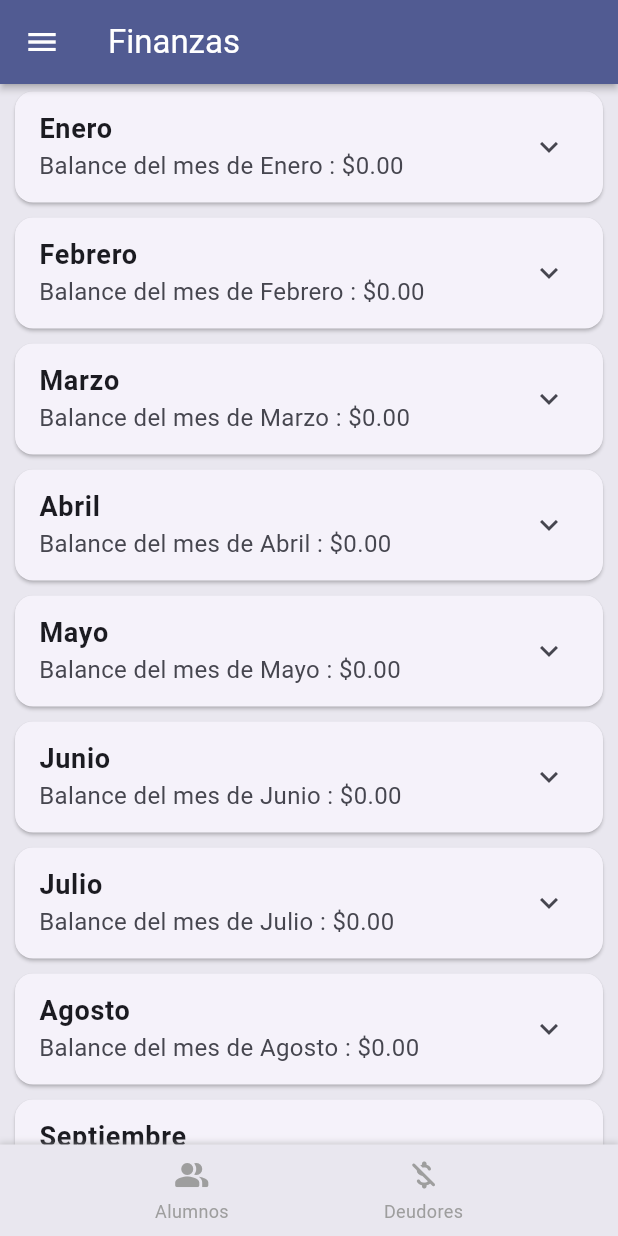
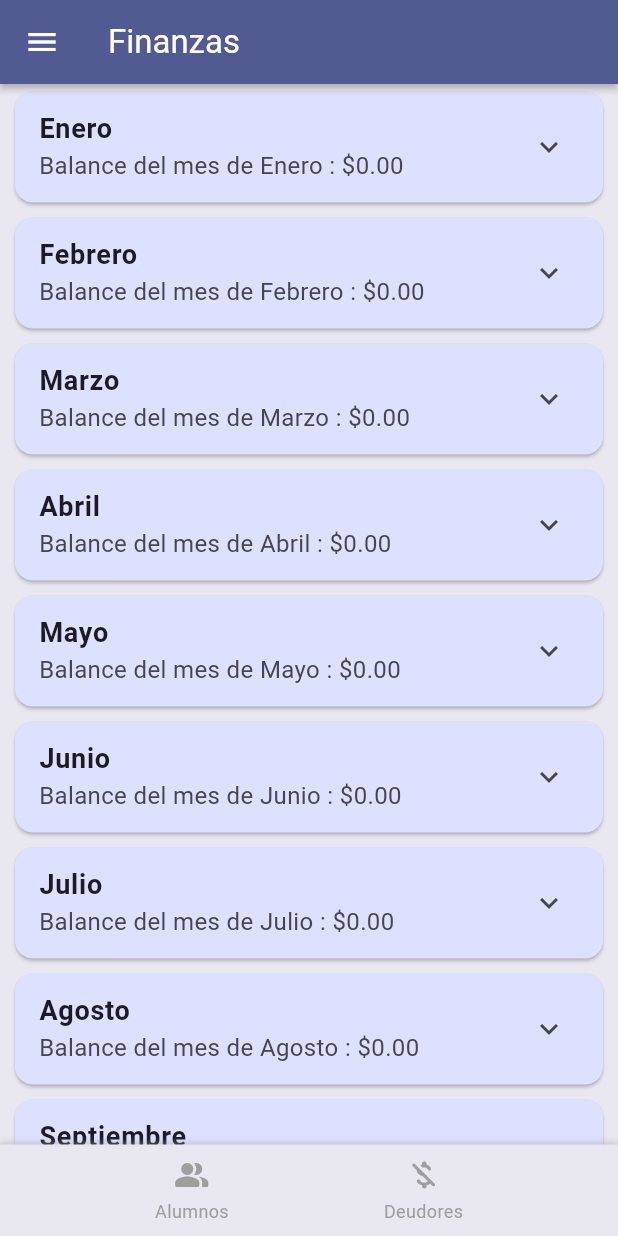
Before and after one commit to joegoico/sist_gym, a Flutter app: the screen it shows after launch, after a tap on the "menu" icon, after a tap on "Finanzas", on a phone screen of 412 x 824 dp. Run offline on Flutter 3.47's test engine with Material 3 defaults, Android fonts, the phone set to English and light mode, and no system bars; our stand-ins replace firebase_core, go_router; accounts and stored records are empty.

Commit message:
finaÃlizando colores

```diff
--- a/lib/screens/disciplinas.dart
+++ b/lib/screens/disciplinas.dart
@@ -103,7 +103,7 @@ class _DiscplinasPageState extends State<DiscplinasPage> {
               itemBuilder: (context, index) {
                 final disciplina = disciplinasProvider[index];
                 return Card(
-                  color: Theme.of(context).colorScheme.surfaceContainerLow,
+                  color: Theme.of(context).colorScheme.primaryContainer,
                   shadowColor: Theme.of(context).colorScheme.shadow,
                   margin: const EdgeInsets.only(bottom: 8),
                   child: Column(
--- a/lib/screens/finanzas.dart
+++ b/lib/screens/finanzas.dart
@@ -45,7 +45,7 @@ class _FinanzasState extends State<Finanzas> {
           ?.fold(0.0, (sum, gasto) => sum! + (gasto.getMonto() ?? 0.0)) ?? 0.0;
 
         return Card(
-          color: Theme.of(context).colorScheme.surfaceContainerLow,
+          color: Theme.of(context).colorScheme.primaryContainer,
           shadowColor: Theme.of(context).colorScheme.shadow,
           margin: const EdgeInsets.symmetric(horizontal: 10, vertical: 5),
           child: ExpansionTile(
@@ -60,21 +60,45 @@ class _FinanzasState extends State<Finanzas> {
             ),
             children: [
               ListTile(
-                title: Text("Total Ingresos: \$${montoDelMes.toStringAsFixed(2)}"),
+              title: Text.rich(
+                TextSpan(
+                  style: const TextStyle(color: Colors.black), // Estilo por defecto
+                  children: [
+                  const TextSpan(text: "Total Ingresos: "),
+                  TextSpan(
+                    text: "\$ ${montoDelMes.toStringAsFixed(2)}",
+                    style: const TextStyle(color: Colors.green), // Solo el monto en verde
+                  ),
+                  ],
+                ),
+              ),
             ),
             ListTile(
-                title: Text("Total Gastos: \$${gastosDelMes.toStringAsFixed(2)}"),
+              title: Text.rich(
+                TextSpan(
+                  style: const TextStyle(color: Colors.black), // Estilo por defecto
+                  children: [
+                    const TextSpan(text: "Total Gastos: "),
+                    TextSpan(
+                      text: "\$ ${gastosDelMes.toStringAsFixed(2)}",
+                      style: const TextStyle(color: Colors.red), // Solo el monto en rojo
+                    ),
+                  ],
+                ),
+              ),
               trailing: ElevatedButton(
                 style: ElevatedButton.styleFrom(
                 backgroundColor: Theme.of(context).colorScheme.tertiary,
               ),
                 onPressed: () => context.go('/gastos'),
-                  child: Text("Ver gastos", style: TextStyle(color: Theme.of(context).colorScheme.onTertiary)) ),
+                child: Text(
+                  "Ver gastos",
+                  style: TextStyle(color: Theme.of(context).colorScheme.onTertiary),
+                ),
+              ),
             ),
           ],
-          ),
-
-        );
+        ),);
       },
     );
   }
```
Also changed, not shown: lib/functions/form_agregar_disciplina.dart (+16 -11 lines), lib/functions/form_new_payment.dart (+8 -2 lines), lib/functions/formulario_gastos.dart (+9 -4 lines), lib/screens/alumnos.dart (+6 -8 lines), 1 other file. Lines whose indentation alone changed are shown as unchanged.
